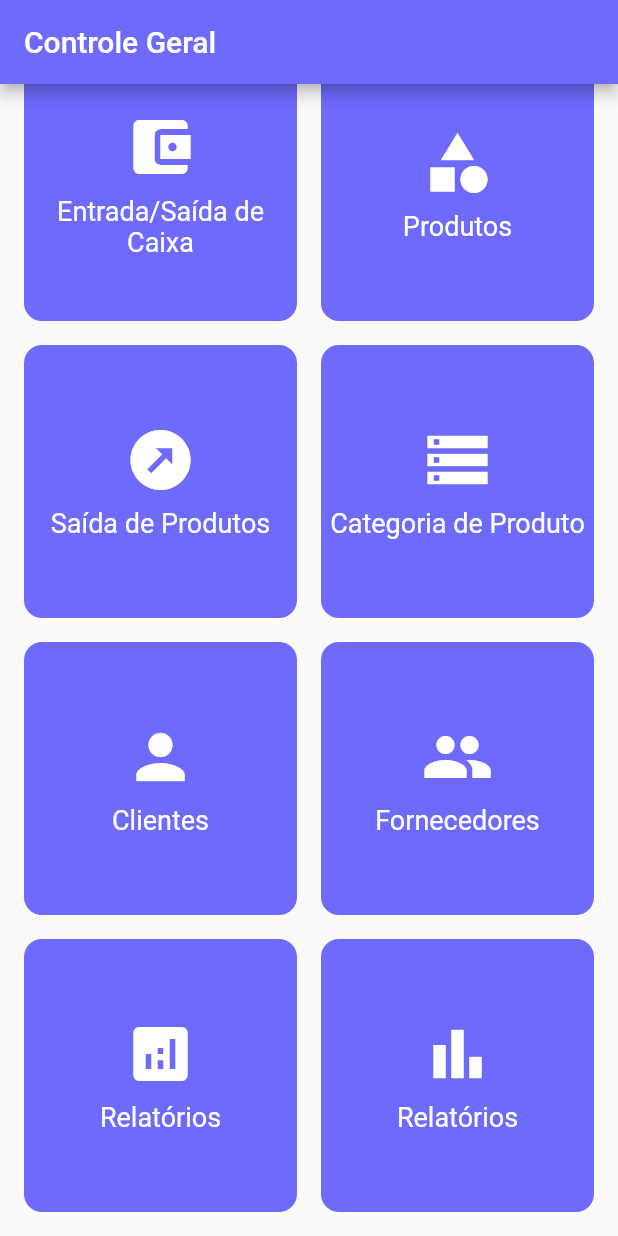
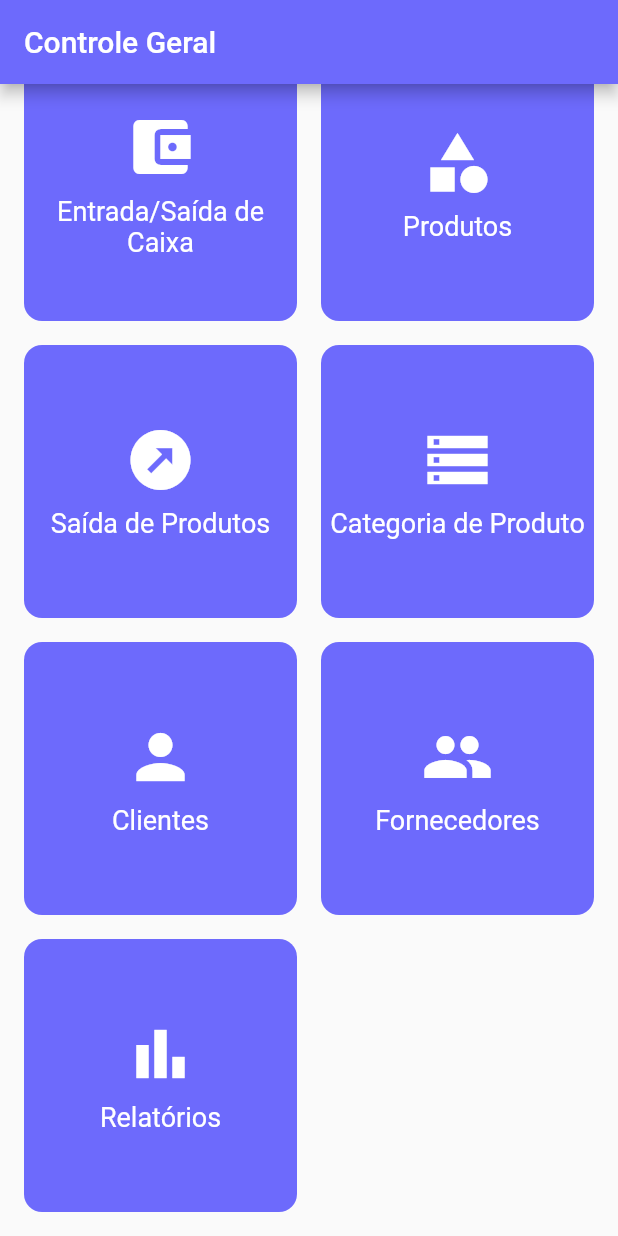
Before and after one commit to alefsilvaf/Quantia, a Flutter app: the ControleGeralScreen screen opened directly, scrolled down 238 dp, on a phone screen of 412 x 824 dp. Run offline on Flutter 3.47's test engine with Material 2 defaults, Android fonts, the phone set to English and light mode, and no system bars; our stand-ins replace flutter_typeahead, font_awesome_flutter, mask_text_input_formatter, sqflite; missing offline and left inert: dart:ffi; accounts and stored records are empty.

Commit message:
Remoção de relatório debug

```diff
--- a/lib/screens/general_control_screen.dart
+++ b/lib/screens/general_control_screen.dart
@@ -79,12 +79,6 @@ class ControleGeralScreen extends StatelessWidget {
             ),
             FuncionalidadeQuadro(
               titulo: 'Relatórios',
-              icone: Icons.analytics,
-              cor: customColor,
-              rota: SalesListScreen(),
-            ),
-            FuncionalidadeQuadro(
-              titulo: 'Relatórios',
               icone: Icons.bar_chart,
               cor: customColor,
               rota: ReportsMenuScreen(),
```
